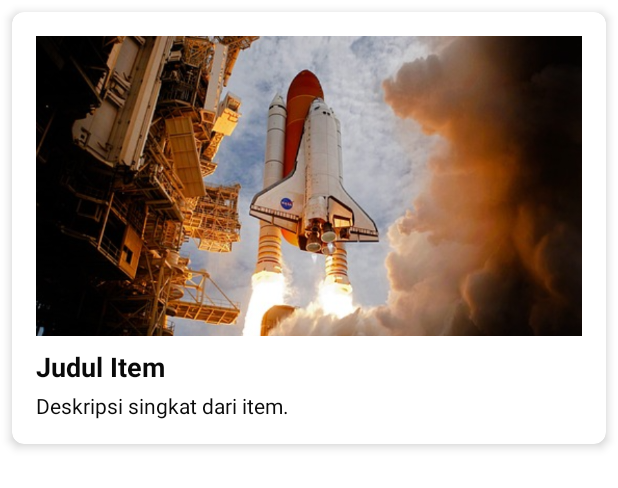
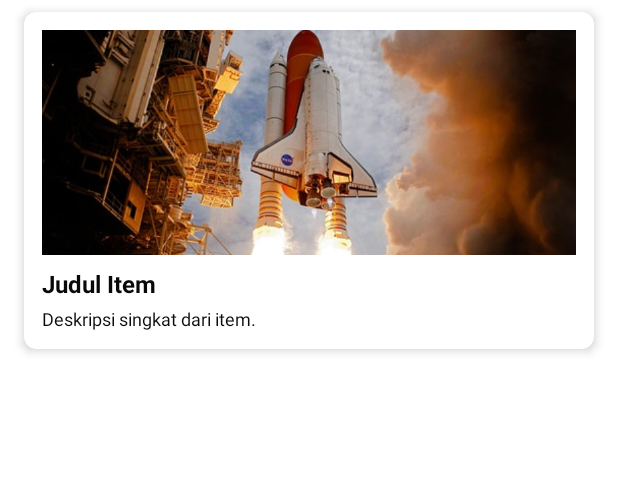
Before and after one commit to Andretmblkk/Andretumbelaka-Latihan2, an Android app: the layout item_detail.xml on its own in the app's theme, with its tools: preview values and no code run, on a phone screen of 412 x 824 dp. Shown: the top 488 px of the screen. Run offline under Robolectric (Android 15) with nearby library versions, the phone set to English and light mode, and no system bars.

Commit message:
initial commit

```diff
--- a/app/src/main/res/layout/item_detail.xml
+++ b/app/src/main/res/layout/item_detail.xml
@@ -6,20 +6,21 @@
     android:layout_height="wrap_content"
     card_view:cardCornerRadius="8dp"
     card_view:cardElevation="4dp"
-    android:layout_margin="8dp">
+    android:layout_marginHorizontal="16dp"
+    android:layout_marginVertical="8dp">
 
     <LinearLayout
         android:layout_width="match_parent"
         android:layout_height="wrap_content"
         android:orientation="vertical"
-        android:padding="16dp"
-        android:background="@drawable/nasa2"> <!-- Background tema NASA diterapkan -->
+        android:padding="12dp"
+        android:background="@drawable/nasa2">
 
-        <!-- ImageView untuk menampilkan gambar -->
+        <!-- ImageView dengan tinggi yang lebih reasonable -->
         <ImageView
             android:id="@+id/ivItem"
             android:layout_width="match_parent"
-            android:layout_height="200dp"
+            android:layout_height="150dp"
             android:scaleType="centerCrop"
             android:src="@drawable/gambar7" />
 
@@ -30,7 +31,7 @@
             android:layout_height="wrap_content"
             android:layout_marginTop="8dp"
             android:text="Judul Item"
-            android:textSize="18sp"
+            android:textSize="16sp"
             android:textStyle="bold"
             android:textColor="#090909" />
 
@@ -41,8 +42,10 @@
             android:layout_height="wrap_content"
             android:layout_marginTop="4dp"
             android:text="Deskripsi singkat dari item."
-            android:textSize="14sp"
-            android:textColor="#0B0B0B" />
+            android:textSize="12sp"
+            android:textColor="#0B0B0B"
+            android:maxLines="2"
+            android:ellipsize="end" />
 
     </LinearLayout>
 </androidx.cardview.widget.CardView>
--- a/build.gradle.kts
+++ b/build.gradle.kts
@@ -2,4 +2,5 @@
 plugins {
     alias(libs.plugins.android.application) apply false
     alias(libs.plugins.kotlin.android) apply false
+    alias(libs.plugins.google.gms.google.services) apply false
 }
--- a/gradle/libs.versions.toml
+++ b/gradle/libs.versions.toml
@@ -9,6 +9,8 @@ appcompat = "1.7.0"
 material = "1.12.0"
 activity = "1.10.1"
 constraintlayout = "2.2.1"
+googleGmsGoogleServices = "4.4.2"
+firebaseAuth = "23.2.0"
 
 [libraries]
 androidx-core-ktx = { group = "androidx.core", name = "core-ktx", version.ref = "coreKtx" }
@@ -19,7 +21,9 @@ androidx-appcompat = { group = "androidx.appcompat", name = "appcompat", version
 material = { group = "com.google.android.material", name = "material", version.ref = "material" }
 androidx-activity = { group = "androidx.activity", name = "activity", version.ref = "activity" }
 androidx-constraintlayout = { group = "androidx.constraintlayout", name = "constraintlayout", version.ref = "constraintlayout" }
+firebase-auth = { group = "com.google.firebase", name = "firebase-auth", version.ref = "firebaseAuth" }
 
 [plugins]
 android-application = { id = "com.android.application", version.ref = "agp" }
 kotlin-android = { id = "org.jetbrains.kotlin.android", version.ref = "kotlin" }
+google-gms-google-services = { id = "com.google.gms.google-services", version.ref = "googleGmsGoogleServices" }
```
Also changed, not shown: app/build.gradle.kts (+26 -2 lines), app/src/main/res/layout/activity_home.xml (+1 -7 lines), 1 other file.
